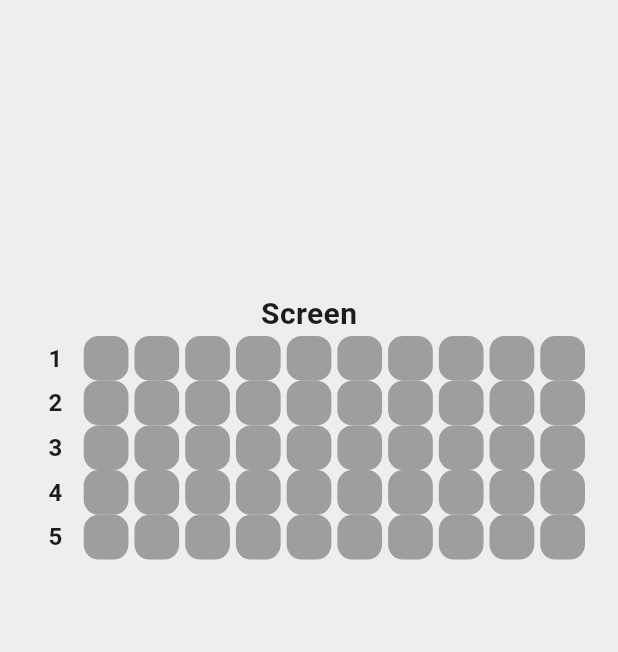
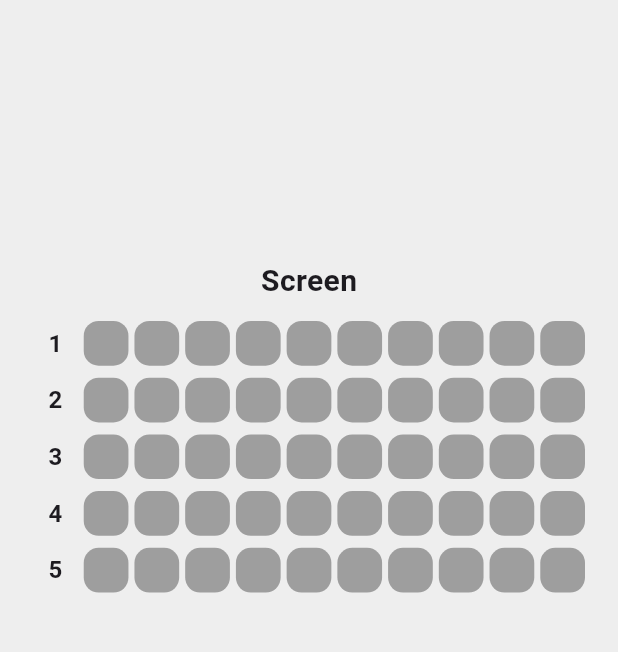
Before and after one commit to hippieperm/flutter_seat_app, a Flutter app: the screen it shows after launch, on a phone screen of 412 x 824 dp, the part 84-736 px from its top. Run offline on Flutter 3.47's test engine with Material 3 defaults, Android fonts, the phone set to English and light mode, and no system bars.

Commit message:
SeatSelectBox 위젯 수정: 행 사이에 여백을 추가하여 UI 개선

```diff
--- a/lib/seat_select_box.dart
+++ b/lib/seat_select_box.dart
@@ -16,10 +16,15 @@ class SeatSelectBox extends StatelessWidget {
               fontWeight: FontWeight.bold,
             ),
           ),
+          SizedBox(height: 12),
           row(1),
+          SizedBox(height: 8),
           row(2),
+          SizedBox(height: 8),
           row(3),
+          SizedBox(height: 8),
           row(4),
+          SizedBox(height: 8),
           row(5),
         ],
       ),
```
